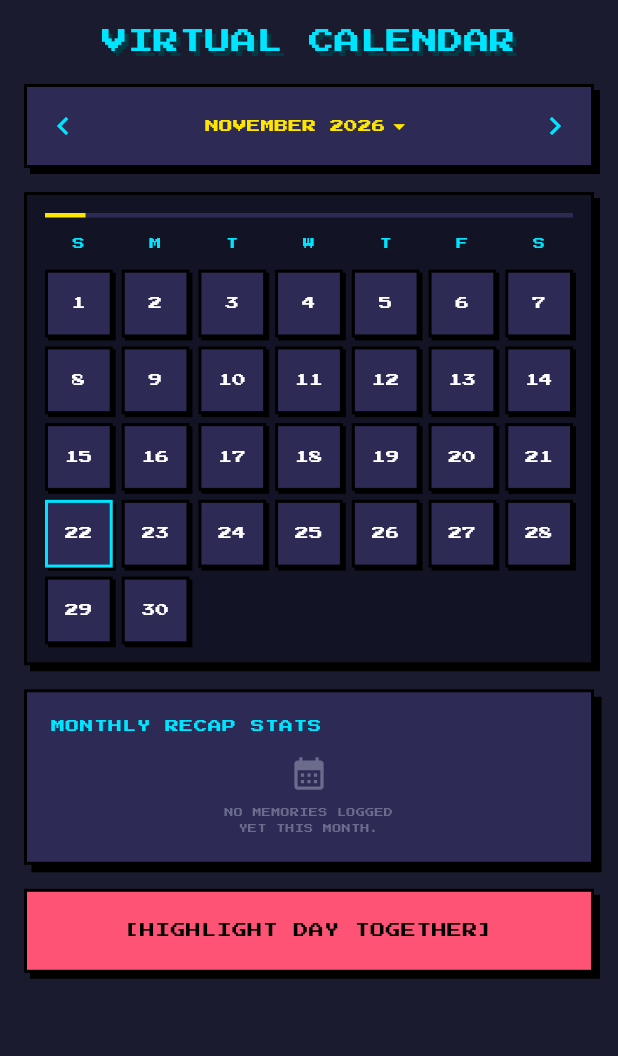
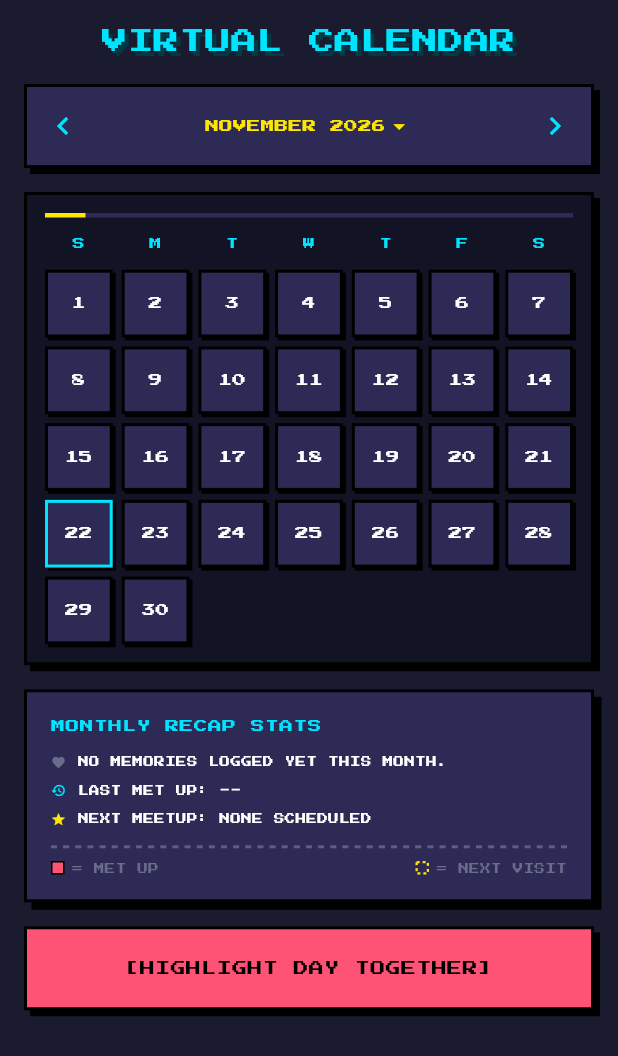
Before and after one commit to carl793/Zing, a Flutter app: the _CalendarView screen opened directly, on a phone screen of 412 x 824 dp. Shown: the top 1056 px of the screen. Run offline on Flutter 3.47's test engine with Material 3 defaults, Android fonts, the phone set to English and light mode, and no system bars; our stand-ins replace audioplayers, cloud_firestore, firebase_auth, firebase_core, flutter_svg, geocoding and 4 more; missing offline and left inert: record; accounts and stored records are empty.

Commit message:
Keep meetup stats visible in months without memories
The recap card swapped its whole body for an empty state when the month
had no memories, hiding "last met up" and an upcoming "next meetup".
Only the days-together line now changes, to say none are logged yet.

Co-Authored-By: Claude Opus 5.5 <noreply@anthropic.com>

```diff
--- a/lib/features/calendar/widgets/recap_stats_card.dart
+++ b/lib/features/calendar/widgets/recap_stats_card.dart
@@ -20,9 +20,10 @@ class RecapStatsCard extends StatelessWidget {
     required this.daysUntilNextMeetup,
   });
 
-  String get _daysTogetherText =>
-      'DAYS TOGETHER THIS MONTH: ${daysTogether.toString().padLeft(2, '0')} '
-      '${daysTogether == 1 ? 'DAY' : 'DAYS'}';
+  String get _daysTogetherText => daysTogether == 0
+      ? 'NO MEMORIES LOGGED YET THIS MONTH.'
+      : 'DAYS TOGETHER THIS MONTH: ${daysTogether.toString().padLeft(2, '0')} '
+          '${daysTogether == 1 ? 'DAY' : 'DAYS'}';
 
   String get _lastMetUpText {
     final days = daysSinceLastMeetup;
@@ -64,27 +65,8 @@ class RecapStatsCard extends StatelessWidget {
             ),
           ),
           const SizedBox(height: AppSpacing.md),
-          if (daysTogether == 0) _buildEmpty() else ..._buildStats(),
-        ],
-      ),
-    );
-  }
-
-  Widget _buildEmpty() {
-    return SizedBox(
-      width: double.infinity,
-      child: Column(
-        children: [
-          const Icon(Icons.calendar_month, size: 26, color: AppColors.gray),
-          const SizedBox(height: AppSpacing.sm),
-          Text(
-            'NO MEMORIES LOGGED\nYET THIS MONTH.',
-            textAlign: TextAlign.center,
-            style: AppTextStyles.caption.copyWith(
-              color: AppColors.gray,
-              height: 1.8,
-            ),
-          ),
+          // Last/next meetup stay visible even in a month with no memories.
+          ..._buildStats(),
         ],
       ),
     );
@@ -94,7 +76,7 @@ class RecapStatsCard extends StatelessWidget {
     return [
       _StatLine(
         icon: Icons.favorite,
-        color: AppColors.coral,
+        color: daysTogether == 0 ? AppColors.gray : AppColors.coral,
         text: _daysTogetherText,
       ),
       const SizedBox(height: AppSpacing.sm),
```
